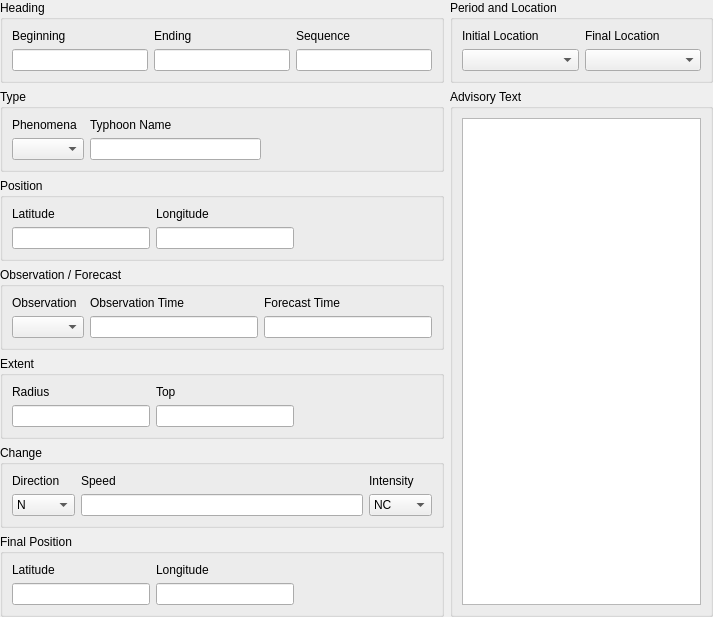
Old version of the form tafor/components/ui/sigmet_typhoon.ui in the repository up1and/tafor.
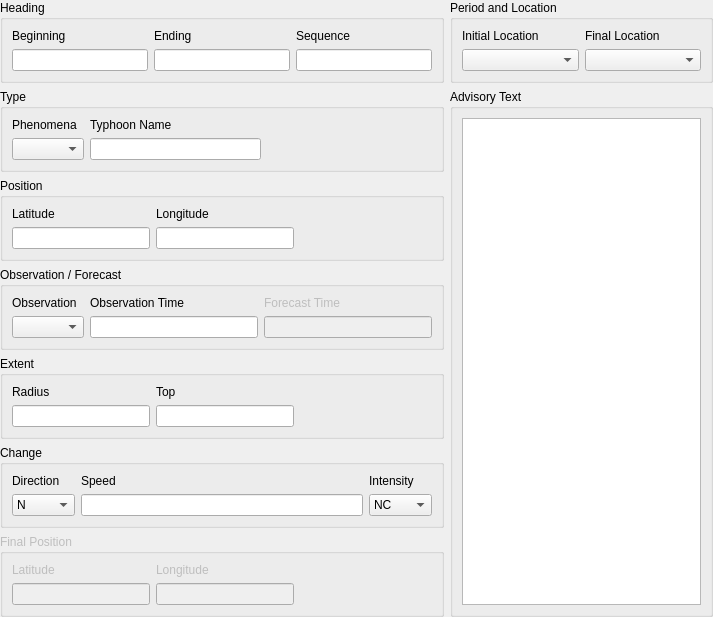
New version of the form.

Commit message: SIGMET 编辑器热带气旋模板不再默认显示最终位置可用

What changed in the file:
```diff
--- a/tafor/components/ui/sigmet_typhoon.ui
+++ b/tafor/components/ui/sigmet_typhoon.ui
@@ -219,6 +219,9 @@
          </item>
          <item row="0" column="2">
           <widget class="QLabel" name="forecastTimeLabel">
+           <property name="enabled">
+            <bool>false</bool>
+           </property>
            <property name="text">
             <string>Forecast Time</string>
            </property>
@@ -228,7 +231,11 @@
           </widget>
          </item>
          <item row="1" column="2">
-          <widget class="QLineEdit" name="forecastTime"/>
+          <widget class="QLineEdit" name="forecastTime">
+           <property name="enabled">
+            <bool>false</bool>
+           </property>
+          </widget>
          </item>
         </layout>
        </widget>
@@ -433,6 +440,9 @@
       </item>
       <item>
        <widget class="QGroupBox" name="finalPositionGroup">
+        <property name="enabled">
+         <bool>false</bool>
+        </property>
         <property name="title">
          <string>Final Position</string>
         </property>
```
The commit also changes 2 other files.
